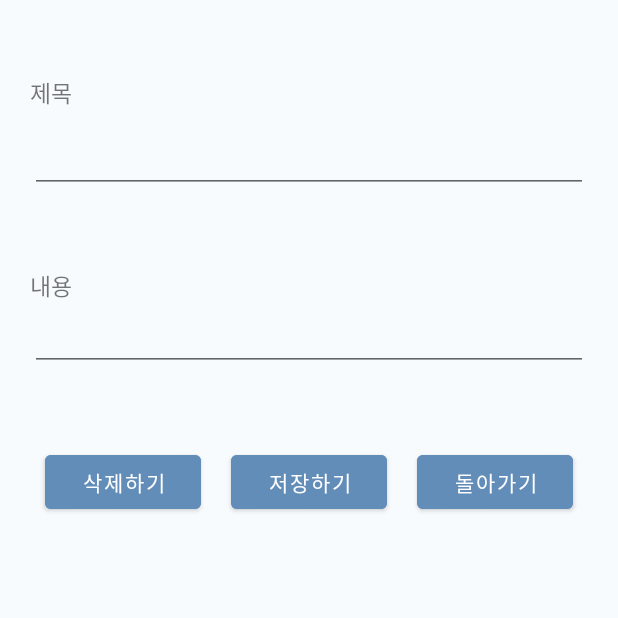
After one commit to alsswl/YouAreMyHero, an Android app: the fragment fragment_memo_add placed in its activity, on a phone screen of 412 x 824 dp, the top half of it. The commit adds this screen. Run offline under Robolectric (Android 15) with nearby library versions, the phone set to English and light mode, and no system bars.

```diff
--- a/app/src/main/java/com/example/youaremyhero/MainActivity.java
+++ b/app/src/main/java/com/example/youaremyhero/MainActivity.java
@@ -16,9 +16,8 @@ public class MainActivity extends AppCompatActivity implements onTabItemSelected
     fragment_diary fragmentDiary;
     fragment_memo fragmentMemo;
     fragment_calender fragmentCalender;
-
     fragment_diary_add fragmentDiaryAdd;
-
+    fragment_memo_add fragmentMemoAdd;
     BottomNavigationView bottomNavigationView;
     @Override
     protected void onCreate(Bundle savedInstanceState) {
@@ -29,6 +28,8 @@ public class MainActivity extends AppCompatActivity implements onTabItemSelected
         fragmentMemo = new fragment_memo();
         fragmentDiary = new fragment_diary();
         fragmentDiaryAdd = new fragment_diary_add();
+        fragmentMemo = new fragment_memo();
+        fragmentMemoAdd = new fragment_memo_add();
 
 
         getSupportFragmentManager().beginTransaction().replace(R.id.container,fragmentCalender).commit();
@@ -68,8 +69,11 @@ public class MainActivity extends AppCompatActivity implements onTabItemSelected
         else if(position == 2){
             bottomNavigationView.setSelectedItemId(R.id.tab3);
         }
-        else{
+        else if(position == 4){
             getSupportFragmentManager().beginTransaction().replace(R.id.container,fragmentDiaryAdd).commit();
+        }
+        else  {
+            getSupportFragmentManager().beginTransaction().replace(R.id.container,fragmentMemoAdd).commit();
         }
     }
 }
--- a/app/src/main/java/com/example/youaremyhero/fragment_memo.java
+++ b/app/src/main/java/com/example/youaremyhero/fragment_memo.java
@@ -57,7 +57,7 @@ public class fragment_memo extends Fragment {
         ImageButton add = rootView.findViewById(R.id.add);
         add.setOnClickListener(view -> {
             if(listener != null){
-                listener.onTabSelected(4);
+                listener.onTabSelected(5);
             }
         });
 
--- /dev/null
+++ b/app/src/main/java/com/example/youaremyhero/fragment_memo_add.java
@@ -0,0 +1,108 @@
+package com.example.youaremyhero;
+
+import android.app.DatePickerDialog;
+import android.content.Context;
+import android.os.Build;
+import android.os.Bundle;
+import android.view.LayoutInflater;
+import android.view.View;
+import android.view.ViewGroup;
+import android.widget.Button;
+import android.widget.DatePicker;
+import android.widget.ImageButton;
+import android.widget.TextView;
+
+import androidx.annotation.NonNull;
+import androidx.annotation.Nullable;
+import androidx.annotation.RequiresApi;
+import androidx.appcompat.app.AppCompatActivity;
+
+
+import androidx.fragment.app.Fragment;
+
+import com.google.android.material.bottomnavigation.BottomNavigationView;
+
+import java.util.Calendar;
+import java.util.Date;
+
+public class fragment_memo_add extends Fragment {
+
+    Context context;
+    onTabItemSelectedListener listener;
+
+
+    @Override
+    public void onAttach(@NonNull Context context) {
+        super.onAttach(context);
+
+        this.context = context;
+
+        if(context instanceof onTabItemSelectedListener){
+            listener = (onTabItemSelectedListener) context;
+        }
+    }
+
+    public void onDetach(){
+        super.onDetach();
+
+        if(context != null){
+            context = null;
+            listener = null;
+        }
+    }
+    @Nullable
+    @Override
+    public View onCreateView(@NonNull LayoutInflater inflater, @Nullable ViewGroup container, @Nullable Bundle savedInstanceState) {
+
+        ViewGroup v = (ViewGroup) inflater.inflate(R.layout.fragment_memo_add, container, false);
+        hideBottomNavigation(true);
+
+
+        initUI(v);
+        return v;
+    }
+
+    private void initUI(ViewGroup v){
+
+        Button saveButton = v.findViewById(R.id.save);
+        saveButton.setOnClickListener(new View.OnClickListener(){
+            @Override
+            public void onClick(View view) {
+                if(listener != null){
+                    listener.onTabSelected(2);
+                    hideBottomNavigation(false);
+                }
+            }
+        });
+
+        Button deleteButton = v.findViewById(R.id.delete);
+        deleteButton.setOnClickListener(new View.OnClickListener(){
+            @Override
+            public void onClick(View view) {
+                if(listener != null){
+                    listener.onTabSelected(2);
+                    hideBottomNavigation(false);
+                }
+            }
+        });
+
+        Button backButton = v.findViewById(R.id.back);
+        backButton.setOnClickListener(new View.OnClickListener(){
+            @Override
+            public void onClick(View view) {
+                if(listener != null){
+                    listener.onTabSelected(2);
+                    hideBottomNavigation(false);
+                }
+            }
+        });
+    }
+
+    public void hideBottomNavigation(Boolean bool) {
+        BottomNavigationView bottomNavigation = getActivity().findViewById(R.id.bottom_nevigation);
+        if (bool == true)
+            bottomNavigation.setVisibility(View.GONE);
+        else
+            bottomNavigation.setVisibility(View.VISIBLE);
+    }
+}
--- /dev/null
+++ b/app/src/main/res/layout/fragment_memo_add.xml
@@ -0,0 +1,97 @@
+<?xml version="1.0" encoding="utf-8"?>
+<LinearLayout xmlns:android="http://schemas.android.com/apk/res/android"
+    android:layout_width="match_parent"
+    android:layout_height="match_parent"
+    android:orientation="vertical"
+    android:layout_marginRight="20dp"
+    android:layout_marginLeft="20dp"
+    android:layout_marginTop="50dp">
+
+    <ScrollView
+        android:layout_width="match_parent"
+        android:layout_height="match_parent">
+
+        <LinearLayout
+            android:layout_width="match_parent"
+            android:layout_height="wrap_content"
+            android:orientation="vertical" >
+
+            <TextView
+                android:id="@+id/themeText"
+                android:layout_width="match_parent"
+                android:layout_height="wrap_content"
+                android:layout_marginBottom="0dp"
+                android:fontFamily="@font/mainfont2"
+                android:text="제목"
+                android:textSize="15sp" />
+
+            <EditText
+                android:id="@+id/theme"
+                android:layout_width="match_parent"
+                android:layout_height="wrap_content"
+                android:layout_marginBottom="50dp"
+                android:fontFamily="@font/mainfont2"
+                android:lineSpacingExtra="6dp"
+                android:textSize="25sp" />
+
+            <TextView
+                android:id="@+id/parentContentsText"
+                android:layout_width="match_parent"
+                android:layout_height="wrap_content"
+                android:layout_marginBottom="0dp"
+                android:fontFamily="@font/mainfont2"
+                android:text="내용"
+                android:textSize="15sp" />
+
+            <EditText
+                android:id="@+id/memoContent"
+                android:layout_width="match_parent"
+                android:layout_height="wrap_content"
+                android:layout_marginBottom="50dp"
+                android:fontFamily="@font/mainfont2"
+                android:lineSpacingExtra="6dp"
+                android:textSize="18sp"
+                />
+
+            <LinearLayout
+                android:layout_width="match_parent"
+                android:layout_height="match_parent"
+                android:orientation="horizontal">
+
+                <Button
+                    android:id="@+id/delete"
+                    android:layout_width="match_parent"
+                    android:layout_height="wrap_content"
+                    android:layout_marginLeft="10dp"
+                    android:layout_marginRight="10dp"
+                    android:layout_weight="1"
+                    android:backgroundTint="@color/bottomBar"
+                    android:fontFamily="@font/mainfont2"
+                    android:text="삭제하기" />
+
+                <Button
+                    android:id="@+id/save"
+                    android:layout_width="match_parent"
+                    android:layout_height="wrap_content"
+                    android:layout_marginLeft="10dp"
+                    android:layout_marginRight="10dp"
+                    android:layout_weight="1"
+                    android:backgroundTint="@color/bottomBar"
+                    android:fontFamily="@font/mainfont2"
+                    android:text="저장하기" />
+
+                <Button
+                    android:id="@+id/back"
+                    android:layout_width="match_parent"
+                    android:layout_height="wrap_content"
+                    android:layout_marginLeft="10dp"
+                    android:layout_marginRight="10dp"
+                    android:layout_weight="1"
+                    android:backgroundTint="@color/bottomBar"
+                    android:fontFamily="@font/mainfont2"
+                    android:text="돌아가기" />
+            </LinearLayout>
+        </LinearLayout>
+    </ScrollView>
+
+</LinearLayout>
```
Also changed, not shown: app/src/main/java/com/example/youaremyhero/diary.java (+5 -10 lines), app/src/main/java/com/example/youaremyhero/fragment_diary.java (+10 -10 lines), app/src/main/res/layout/fragment_diary_add.xml (+8 -8 lines).
